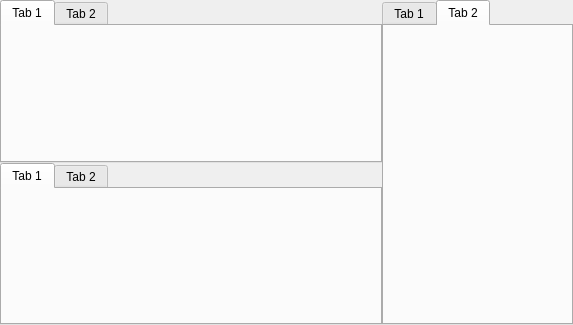
The window that editor/editor.ui (pyunity/pyunity-gui) describes before a commit, drawn with Qt 5.
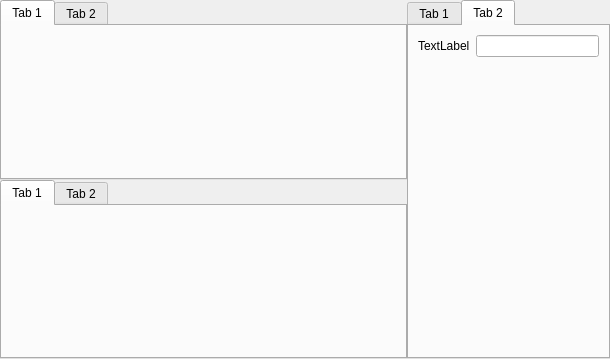
The same window after the commit. The open tabs and pages were chosen to show the change. Icons and pictures are not drawn.

Commit message: Spacer issues

Patch:
```diff
--- a/editor/editor.ui
+++ b/editor/editor.ui
@@ -6,8 +6,8 @@
    <rect>
     <x>0</x>
     <y>0</y>
-    <width>573</width>
-    <height>325</height>
+    <width>610</width>
+    <height>359</height>
    </rect>
   </property>
   <property name="windowTitle">
@@ -1768,20 +1768,35 @@
        <attribute name="title">
         <string>Tab 2</string>
        </attribute>
-      </widget>
-     </widget>
-    </item>
-    <item row="1" column="0">
-     <widget class="QTabWidget" name="tabWidget_3">
-      <widget class="QWidget" name="tab_5">
-       <attribute name="title">
-        <string>Tab 1</string>
-       </attribute>
-      </widget>
-      <widget class="QWidget" name="tab_6">
-       <attribute name="title">
-        <string>Tab 2</string>
-       </attribute>
+       <layout class="QVBoxLayout" name="verticalLayout">
+        <item>
+         <layout class="QGridLayout" name="gridLayout_3">
+          <item row="1" column="0">
+           <widget class="QLabel" name="label_3">
+            <property name="text">
+             <string>TextLabel</string>
+            </property>
+           </widget>
+          </item>
+          <item row="1" column="1">
+           <widget class="QLineEdit" name="lineEdit_3"/>
+          </item>
+         </layout>
+        </item>
+        <item>
+         <spacer name="verticalSpacer_2">
+          <property name="orientation">
+           <enum>Qt::Vertical</enum>
+          </property>
+          <property name="sizeHint" stdset="0">
+           <size>
+            <width>20</width>
+            <height>40</height>
+           </size>
+          </property>
+         </spacer>
+        </item>
+       </layout>
       </widget>
      </widget>
     </item>
@@ -1802,6 +1817,21 @@
       </widget>
      </widget>
     </item>
+    <item row="1" column="0">
+     <widget class="QTabWidget" name="tabWidget_3">
+      <widget class="QWidget" name="tab_5">
+       <attribute name="title">
+        <string>Tab 1</string>
+       </attribute>
+       <layout class="QVBoxLayout" name="verticalLayout_2"/>
+      </widget>
+      <widget class="QWidget" name="tab_6">
+       <attribute name="title">
+        <string>Tab 2</string>
+       </attribute>
+      </widget>
+     </widget>
+    </item>
    </layout>
   </widget>
   <widget class="QMenuBar" name="menubar">
```
Left out of the diff: 7 changed lines with no effect on the pictures. The commit also changes 2 other files.
